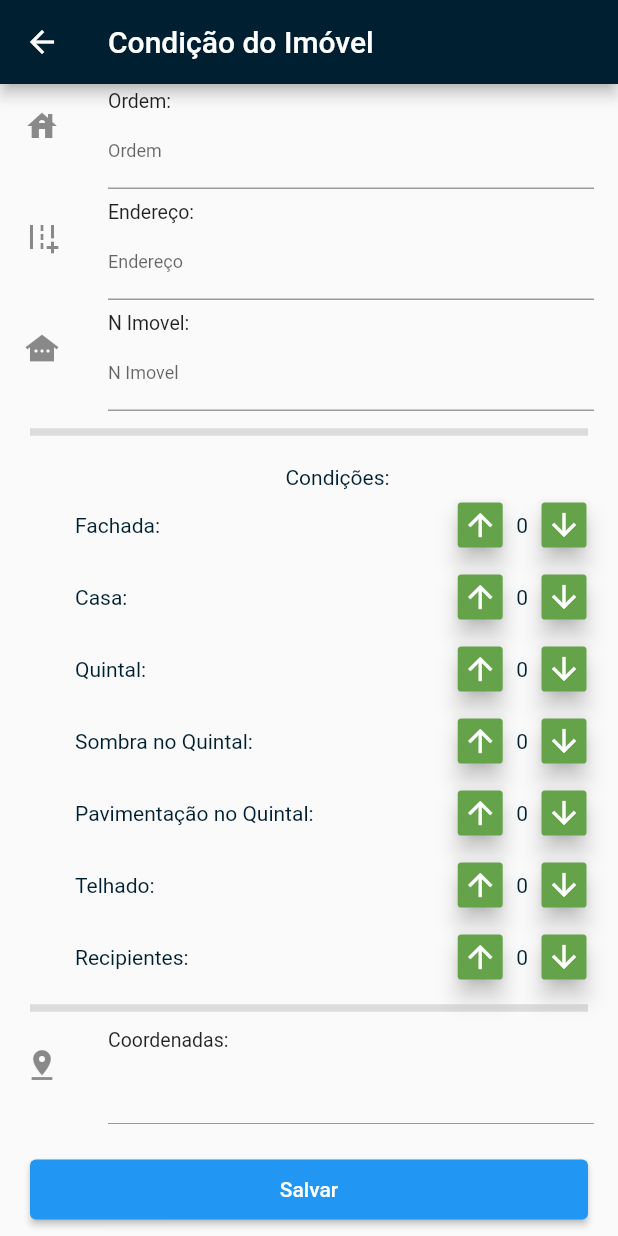
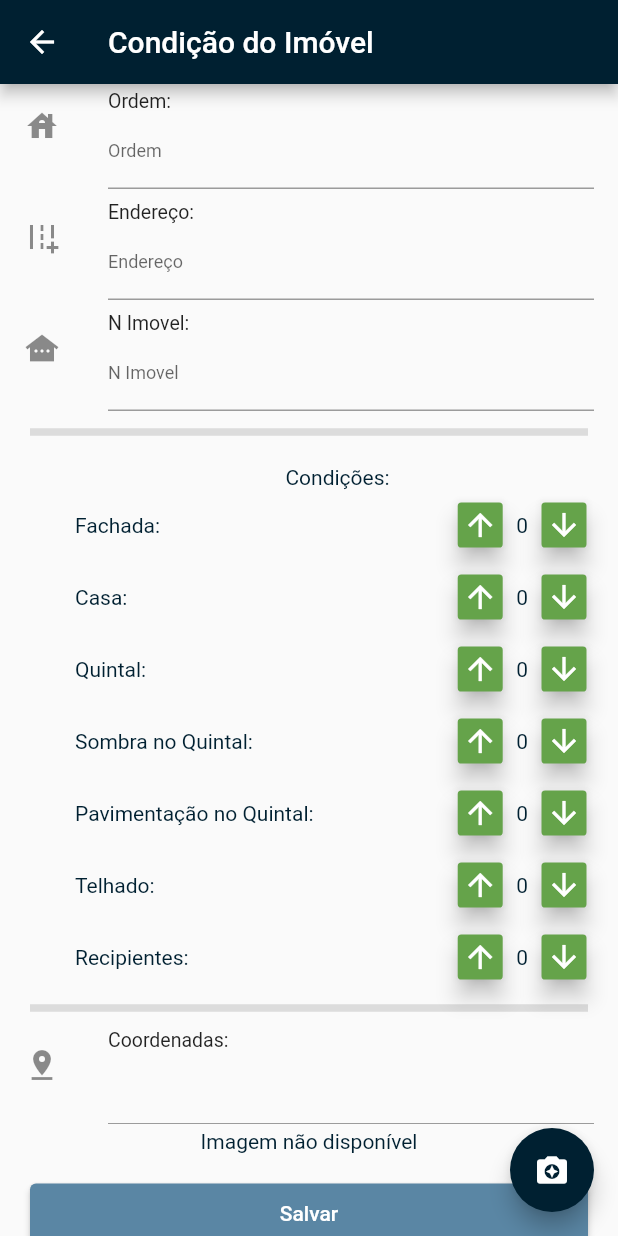
Before and after one commit to goreau/icm_app, a Flutter app: the ViewVisita screen opened by its route, on a phone screen of 412 x 824 dp. Run offline on Flutter 3.47's test engine with Material 2 defaults, Android fonts, the phone set to English and light mode, and no system bars; our stand-ins replace flutter_slidable, geolocator, get, shared_preferences, sqflite; missing offline and left inert: camera_camera; accounts and stored records are empty; network calls fail.

Commit message:
feat: captura de imagem

```diff
--- /dev/null
+++ b/lib/controllers/camera.controller.dart
@@ -0,0 +1,26 @@
+import 'dart:io';
+
+import 'package:flutter/material.dart';
+import 'package:get/get.dart';
+import 'package:icm_app/components/foto.dart';
+import 'package:icm_app/views/preview.page.dart';
+
+class MyCameraController extends GetxController {
+  late File arquivo;
+  final hasFile = false.obs;
+
+  tirarFoto(file) async{
+    file = await Get.to(() => PreviewPage(file: file));
+    if (file != null){
+      arquivo = file;
+      hasFile.value = true;
+      Get.back();
+    }
+  }
+
+  Widget showFoto(){
+    return hasFile.value
+      ? Foto(file: arquivo, size: 100)
+      : Text('Imagem não disponível');
+  }
+}
--- a/lib/controllers/consulta.controller.dart
+++ b/lib/controllers/consulta.controller.dart
@@ -2,7 +2,6 @@ import 'package:flutter/material.dart';
 import 'package:get/get.dart';
 import 'package:icm_app/models/visita.dart';
 import 'package:icm_app/util/db_helper.dart';
-import 'package:icm_app/util/routes.dart';
 import 'package:icm_app/views/consulta/consulta-tile.dart';
 
 class ConsultaController extends GetxController {
--- a/lib/models/visita.dart
+++ b/lib/models/visita.dart
@@ -21,6 +21,7 @@ class Visita {
   late int recipiente;
   late String latitude;
   late String longitude;
+  late String foto;
 
   /* Visita(
       this.idVisita,
@@ -63,6 +64,7 @@ class Visita {
     recipiente = int.parse(json['recipiente'].toString());
     latitude = json['latitude'].toString();
     longitude = json['longitude'].toString();
+    foto = json['foto'].toString();
   }
 
   Map toJson() => {
@@ -84,6 +86,7 @@ class Visita {
         'recipientes': recipiente,
         'latitude': latitude,
         'longitude': longitude,
+        'foto': longitude,
       };
 }
 
--- a/lib/util/db_helper.dart
+++ b/lib/util/db_helper.dart
@@ -21,7 +21,7 @@ class DbHelper {
     "CREATE TABLE quarteirao(id_quarteirao INTEGER, id_censitario INTEGER, numero TEXT, sub_numero TEXT)",
     "CREATE TABLE visita(id_visita INTEGER PRIMARY KEY, id_municipio INTEGER, id_area INTEGER, id_censitario INTEGER, id_quarteirao INTEGER, dt_cadastro TEXT, agente TEXT, " +
         "ordem INTEGER, endereco TEXT, numero TEXT, fachada INTEGER, casa INTEGER, quintal INTEGER, sombra_quintal INTEGER, pav_quintal INTEGER, telhado INTEGER, recipiente INTEGER, " +
-        "latitude REAL, longitude REAL, status INTEGER)",
+        "latitude REAL, longitude REAL, foto TEXT, status INTEGER)",
   ];
   static final tabelas = {
     "area",
--- a/lib/views/atividade.dart
+++ b/lib/views/atividade.dart
@@ -1,5 +1,6 @@
 import 'package:flutter/material.dart';
 import 'package:get/get.dart';
+import 'package:icm_app/colors-constants.dart';
 import 'package:icm_app/controllers/visita.controller.dart';
 
 class Atividade extends StatelessWidget {
@@ -166,7 +167,7 @@ class Atividade extends StatelessWidget {
                           },
                           child: Text('Prosseguir'),
                           style:
-                              ElevatedButton.styleFrom(primary: Colors.blue)),
+                              ElevatedButton.styleFrom(primary: COR_AZUL)),
                     ),
                   ),
                 ],
--- a/lib/views/com_envio.dart
+++ b/lib/views/com_envio.dart
@@ -1,5 +1,6 @@
 import 'package:flutter/material.dart';
 import 'package:get/get.dart';
+import 'package:icm_app/colors-constants.dart';
 import 'package:icm_app/controllers/exporta.controller.dart';
 
 class ComExporta extends StatelessWidget {
@@ -32,7 +33,7 @@ class ComExporta extends StatelessWidget {
                           ctrl.postVisitas(context);
                         },
                         child: Text('Enviar os Registros'),
-                        style: ElevatedButton.styleFrom(primary: Colors.blue),
+                        style: ElevatedButton.styleFrom(primary: COR_AZUL),
                       ),
                     ),
                   )
--- a/lib/views/com_importa.dart
+++ b/lib/views/com_importa.dart
@@ -1,5 +1,6 @@
 import 'package:flutter/material.dart';
 import 'package:get/get.dart';
+import 'package:icm_app/colors-constants.dart';
 import 'package:icm_app/controllers/importa.controller.dart';
 
 class ComImporta extends StatelessWidget {
@@ -28,7 +29,7 @@ class ComImporta extends StatelessWidget {
                               ctrl.loadCadastro(context);
                             },
                             child: Text('Carregar'),
-                            style: ElevatedButton.styleFrom(primary: Colors.blue),
+                            style: ElevatedButton.styleFrom(primary: COR_AZUL),
                           ),
                         ),
                       )
--- a/lib/views/manutencao.dart
+++ b/lib/views/manutencao.dart
@@ -107,7 +107,7 @@ class ManutencaoView extends StatelessWidget {
                   );
                 },
                 child: Text('Limpar'),
-                style: ElevatedButton.styleFrom(primary: Colors.blue),
+                style: ElevatedButton.styleFrom(primary: COR_AZUL),
               ),
             ),
           ],
--- a/lib/views/visita.dart
+++ b/lib/views/visita.dart
@@ -1,10 +1,15 @@
+import 'package:camera_camera/camera_camera.dart';
 import 'package:flutter/material.dart';
 import 'package:get/get.dart';
+import 'package:icm_app/colors-constants.dart';
+import 'package:icm_app/components/foto.dart';
 import 'package:icm_app/components/steper.dart';
+import 'package:icm_app/controllers/camera.controller.dart';
 import 'package:icm_app/controllers/visita.controller.dart';
 
 class ViewVisita extends StatelessWidget {
   final VisitaController ctrl = Get.find();
+  final MyCameraController cCtrl = Get.put(MyCameraController());
 
   @override
   Widget build(BuildContext context) {
@@ -98,10 +103,8 @@ class ViewVisita extends StatelessWidget {
               endIndent: 20,
             ),
             Padding(
-              padding:
-                  const EdgeInsets.only(left: 50.0, top: 12.0, right: 12.0),
-              child:
-                  Column(crossAxisAlignment: CrossAxisAlignment.end, children: [
+              padding: const EdgeInsets.only(left: 50.0, top: 12.0, right: 12.0),
+              child: Column(crossAxisAlignment: CrossAxisAlignment.end, children: [
                 Center(
                   child: Text('Condições:'),
                 ),
@@ -175,6 +178,7 @@ class ViewVisita extends StatelessWidget {
                 ],
               ),
             ),
+            Obx(() => cCtrl.showFoto()),
             Container(
               padding: EdgeInsets.all(20),
               child: SizedBox(
@@ -185,10 +189,19 @@ class ViewVisita extends StatelessWidget {
                       ctrl.doPost(context);
                     },
                     child: Text('Salvar'),
-                    style: ElevatedButton.styleFrom(primary: Colors.blue)),
+                    style: ElevatedButton.styleFrom(primary: COR_AZUL)),
               ),
             ),
           ],
+        ),
+      ),
+      floatingActionButton: FloatingActionButton(
+        backgroundColor: COR_AZUL_MARINHO,
+        child: Icon(Icons.camera_enhance),
+        onPressed: () => Get.to(
+          CameraCamera(
+            onFile: (file) => cCtrl.tirarFoto(file),
+          ),
         ),
       ),
     );
--- a/pubspec.yaml
+++ b/pubspec.yaml
@@ -30,6 +30,8 @@ dependencies:
   get: ^4.3.8
   geolocator: ^7.4.0
   flutter_slidable: ^0.6.0
+  camera_camera: ^2.0.2
+  path: ^1.8.0
 
   # The following adds the Cupertino Icons font to your application.
   # Use with the CupertinoIcons class for iOS style icons.
```
Also changed, not shown: lib/components/foto.dart (added, +30 -0 lines), lib/util/comunica.service.dart (+22 -1 lines), lib/views/preview.page.dart (added, +59 -0 lines), pubspec.lock, 2 other files.
